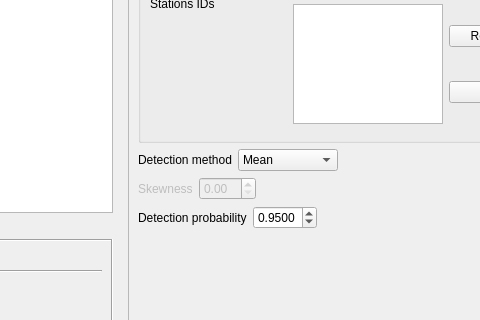
Qt form GSIMCLI/interface/gsimcli.ui (iled/gsimcli) before a commit; both pictures show x 126 to 606 and y 188 to 508 of the 742 by 660 pixel window.
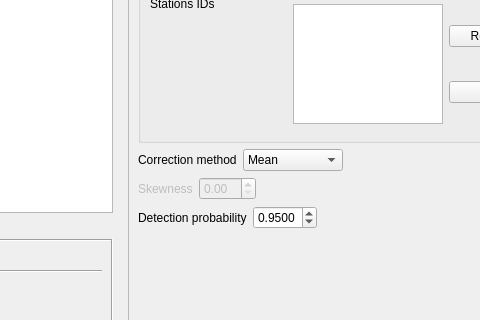
The same form after that commit. The open tabs and pages were chosen to show the change.

Commit message:
ui option to percentile correction method, threading work on progress
. added option on correction method combobox
. still trying to implement threads (incomplete)

The edit to the form file:
```diff
--- a/GSIMCLI/interface/gsimcli.ui
+++ b/GSIMCLI/interface/gsimcli.ui
@@ -1483,7 +1483,7 @@
                 </sizepolicy>
                </property>
                <property name="text">
-                <string>Detection method</string>
+                <string>Correction method</string>
                </property>
               </widget>
              </item>
```
Left out of the diff: 7 changed lines with no effect on the pictures. The commit also changes 1 other file.
